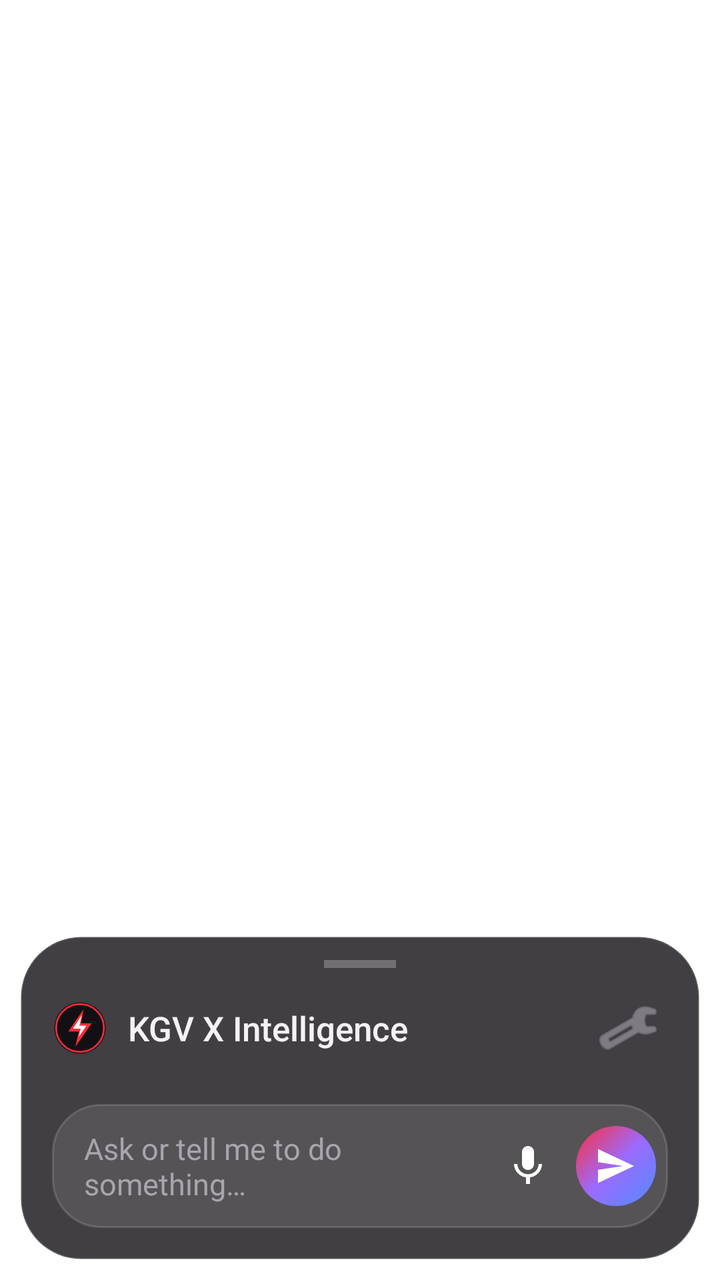
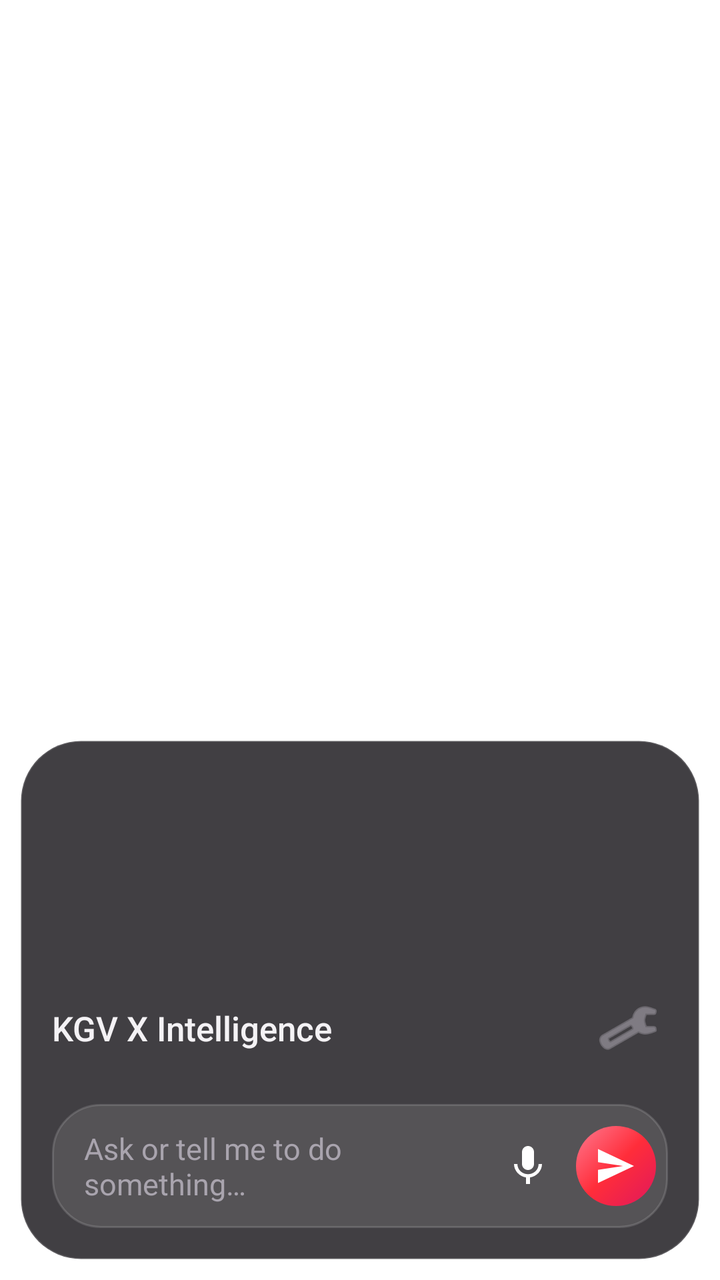

Two renders of the same Android screen: before a commit and after it. Below are the layout's source before the change and the commit's diff.
<!-- AndroidManifest.xml: activity theme Theme.KGV.Assist -->
<!-- res/layout/activity_assist.xml -->
<?xml version="1.0" encoding="utf-8"?>
<FrameLayout xmlns:android="http://schemas.android.com/apk/res/android"
    android:id="@+id/root"
    android:layout_width="match_parent"
    android:layout_height="match_parent"
    android:fitsSystemWindows="true">

    <LinearLayout
        android:id="@+id/sheet"
        android:layout_width="match_parent"
        android:layout_height="wrap_content"
        android:layout_gravity="bottom"
        android:layout_margin="10dp"
        android:background="@drawable/sheet_bg"
        android:elevation="12dp"
        android:clickable="true"
        android:orientation="vertical"
        android:paddingStart="16dp"
        android:paddingTop="12dp"
        android:paddingEnd="16dp"
        android:paddingBottom="16dp">

        <View
            android:layout_width="36dp"
            android:layout_height="4dp"
            android:layout_gravity="center_horizontal"
            android:layout_marginBottom="10dp"
            android:background="#40FFFFFF" />

        <LinearLayout
            android:layout_width="match_parent"
            android:layout_height="wrap_content"
            android:gravity="center_vertical"
            android:orientation="horizontal">

            <ImageView
                android:layout_width="28dp"
                android:layout_height="28dp"
                android:src="@drawable/ic_kgv" />

            <TextView
                android:id="@+id/title"
                android:layout_width="0dp"
                android:layout_height="wrap_content"
                android:layout_marginStart="10dp"
                android:layout_weight="1"
                android:fontFamily="sans-serif-medium"
                android:text="@string/app_name"
                android:textColor="@color/text"
                android:textSize="17sp" />

            <ImageButton
                android:id="@+id/settings"
                android:layout_width="40dp"
                android:layout_height="40dp"
                android:background="?android:attr/selectableItemBackgroundBorderless"
                android:contentDescription="Settings"
                android:src="@android:drawable/ic_menu_preferences"
                android:tint="@color/text_dim" />
        </LinearLayout>

        <ScrollView
            android:id="@+id/scroll"
            android:layout_width="match_parent"
            android:layout_height="wrap_content"
            android:layout_marginTop="8dp"
            android:fadingEdgeLength="24dp"
            android:requiresFadingEdge="vertical">

            <LinearLayout
                android:id="@+id/messages"
                android:layout_width="match_parent"
                android:layout_height="wrap_content"
                android:orientation="vertical" />
        </ScrollView>

        <LinearLayout
            android:layout_width="match_parent"
            android:layout_height="wrap_content"
            android:layout_marginTop="10dp"
            android:background="@drawable/input_bg"
            android:gravity="center_vertical"
            android:orientation="horizontal"
            android:paddingStart="16dp"
            android:paddingEnd="6dp">

            <EditText
                android:id="@+id/input"
                android:layout_width="0dp"
                android:layout_height="wrap_content"
                android:layout_weight="1"
                android:background="@null"
                android:hint="@string/hint"
                android:imeOptions="actionSend"
                android:inputType="textCapSentences|textMultiLine"
                android:maxLines="4"
                android:paddingTop="12dp"
                android:paddingBottom="12dp"
                android:textColor="@color/text"
                android:textColorHint="@color/text_dim"
                android:textSize="15sp" />

            <ImageButton
                android:id="@+id/mic"
                android:layout_width="40dp"
                android:layout_height="40dp"
                android:layout_marginEnd="4dp"
                android:background="?android:attr/selectableItemBackgroundBorderless"
                android:contentDescription="@string/voice"
                android:src="@drawable/ic_mic" />

            <ImageButton
                android:id="@+id/send"
                android:layout_width="40dp"
                android:layout_height="40dp"
                android:layout_marginTop="4dp"
                android:layout_marginBottom="4dp"
                android:background="@drawable/send_bg"
                android:contentDescription="@string/send"
                android:src="@drawable/ic_send" />
        </LinearLayout>
    </LinearLayout>
</FrameLayout>
<!-- resources referenced by this layout -->
<resources>
  <color name="text">#FFF4F2F5</color>
  <color name="text_dim">#FFA9A4AE</color>
  <!-- drawable ic_kgv (drawable) -->
  <?xml version="1.0" encoding="utf-8"?>
  <vector xmlns:android="http://schemas.android.com/apk/res/android"
      android:width="48dp" android:height="48dp"
      android:viewportWidth="48" android:viewportHeight="48">
      <path android:fillColor="#FF121014"
          android:pathData="M24,2a22,22 0,1 1,0 44a22,22 0,1 1,0 -44z" />
      <path android:strokeColor="#FFFF2D3A" android:strokeWidth="1.5"
          android:pathData="M24,3.5a20.5,20.5 0,1 1,0 41a20.5,20.5 0,1 1,0 -41z" />
      <path android:fillColor="#FFFF2D3A"
          android:pathData="M27,8L14,27h9l-3,13l14,-20h-9z" />
      <path android:fillColor="#FFFFFFFF"
          android:pathData="M25.5,13L18,24.5h6.5l-1.5,7l6.5,-9.5h-6z" />
  </vector>
  <!-- drawable ic_mic (drawable) -->
  <?xml version="1.0" encoding="utf-8"?>
  <vector xmlns:android="http://schemas.android.com/apk/res/android"
      android:width="24dp"
      android:height="24dp"
      android:viewportWidth="24"
      android:viewportHeight="24">
      <path
          android:fillColor="#FFFFFFFF"
          android:pathData="M12,14c1.66,0 3,-1.34 3,-3V5c0,-1.66 -1.34,-3 -3,-3S9,3.34 9,5v6C9,12.66 10.34,14 12,14zM17.3,11c0,3 -2.54,5.1 -5.3,5.1S6.7,14 6.7,11H5c0,3.41 2.72,6.23 6,6.72V21h2v-3.28c3.28,-0.48 6,-3.3 6,-6.72H17.3z" />
  </vector>
  <!-- drawable ic_send (drawable) -->
  <?xml version="1.0" encoding="utf-8"?>
  <vector xmlns:android="http://schemas.android.com/apk/res/android"
      android:width="24dp" android:height="24dp"
      android:viewportWidth="24" android:viewportHeight="24">
      <path android:fillColor="#FFFFFFFF"
          android:pathData="M3,20.5l18,-8.5L3,3.5v6.6l12.5,1.9L3,13.9z" />
  </vector>
  <!-- drawable input_bg (drawable) -->
  <?xml version="1.0" encoding="utf-8"?>
  <shape xmlns:android="http://schemas.android.com/apk/res/android">
      <solid android:color="#1AFFFFFF" />
      <stroke android:width="1dp" android:color="#26FFFFFF" />
      <corners android:radius="24dp" />
  </shape>
  <!-- drawable send_bg (drawable) -->
  <?xml version="1.0" encoding="utf-8"?>
  <shape xmlns:android="http://schemas.android.com/apk/res/android" android:shape="oval">
      <gradient
          android:angle="315"
          android:startColor="#FFFF2D3A"
          android:centerColor="#FF9B6BFF"
          android:endColor="#FF4F8BFF" />
  </shape>
  <!-- drawable sheet_bg (drawable) -->
  <?xml version="1.0" encoding="utf-8"?>
  <shape xmlns:android="http://schemas.android.com/apk/res/android">
      <solid android:color="@color/sheet" />
      <stroke android:width="1dp" android:color="#26FFFFFF" />
      <corners android:radius="30dp" />
  </shape>
  <string name="app_name">KGV X Intelligence</string>
  <string name="hint">Ask or tell me to do something…</string>
  <string name="send">Send</string>
  <string name="voice">Voice input</string>
  <style name="Theme.KGV.Assist" parent="@android:style/Theme.DeviceDefault.NoActionBar">
          <item name="android:windowIsTranslucent">true</item>
          <item name="android:windowBackground">@android:color/transparent</item>
          <item name="android:windowNoTitle">true</item>
          <item name="android:windowBlurBehindEnabled">true</item>
          <item name="android:windowBlurBehindRadius">48dp</item>
          <item name="android:backgroundDimEnabled">true</item>
          <item name="android:backgroundDimAmount">0.35</item>
          <item name="android:windowAnimationStyle">@android:style/Animation.InputMethod</item>
          <item name="android:statusBarColor">@android:color/transparent</item>
          <item name="android:navigationBarColor">@android:color/transparent</item>
          <item name="android:colorAccent">@color/kgv_red</item>
      </style>
  <color name="sheet">#CC121014</color>
  <color name="kgv_red">#FFFF2D3A</color>
</resources>

<!-- the commit's change to res/layout/activity_assist.xml (unified diff, before → after) -->
@@ -20,12 +20,12 @@
         android:paddingEnd="16dp"
         android:paddingBottom="16dp">
 
-        <View
-            android:layout_width="36dp"
-            android:layout_height="4dp"
-            android:layout_gravity="center_horizontal"
-            android:layout_marginBottom="10dp"
-            android:background="#40FFFFFF" />
+        
+        <FrameLayout
+            android:id="@+id/orb"
+            android:layout_width="112dp"
+            android:layout_height="112dp"
+            android:layout_gravity="center_horizontal" />
 
         <LinearLayout
             android:layout_width="match_parent"
@@ -33,16 +33,10 @@
             android:gravity="center_vertical"
             android:orientation="horizontal">
 
-            <ImageView
-                android:layout_width="28dp"
-                android:layout_height="28dp"
-                android:src="@drawable/ic_kgv" />
-
             <TextView
                 android:id="@+id/title"
                 android:layout_width="0dp"
                 android:layout_height="wrap_content"
-                android:layout_marginStart="10dp"
                 android:layout_weight="1"
                 android:fontFamily="sans-serif-medium"
                 android:text="@string/app_name"
<!-- resource entries referenced after the edit -->
@@ -2,20 +2,6 @@
 <resources>
   <color name="text">#FFF4F2F5</color>
   <color name="text_dim">#FFA9A4AE</color>
-  <!-- drawable ic_kgv (drawable) -->
-  <?xml version="1.0" encoding="utf-8"?>
-  <vector xmlns:android="http://schemas.android.com/apk/res/android"
-      android:width="48dp" android:height="48dp"
-      android:viewportWidth="48" android:viewportHeight="48">
-      <path android:fillColor="#FF121014"
-          android:pathData="M24,2a22,22 0,1 1,0 44a22,22 0,1 1,0 -44z" />
-      <path android:strokeColor="#FFFF2D3A" android:strokeWidth="1.5"
-          android:pathData="M24,3.5a20.5,20.5 0,1 1,0 41a20.5,20.5 0,1 1,0 -41z" />
-      <path android:fillColor="#FFFF2D3A"
-          android:pathData="M27,8L14,27h9l-3,13l14,-20h-9z" />
-      <path android:fillColor="#FFFFFFFF"
-          android:pathData="M25.5,13L18,24.5h6.5l-1.5,7l6.5,-9.5h-6z" />
-  </vector>
   <!-- drawable ic_mic (drawable) -->
   <?xml version="1.0" encoding="utf-8"?>
   <vector xmlns:android="http://schemas.android.com/apk/res/android"
@@ -47,9 +33,9 @@
   <shape xmlns:android="http://schemas.android.com/apk/res/android" android:shape="oval">
       <gradient
           android:angle="315"
-          android:startColor="#FFFF2D3A"
-          android:centerColor="#FF9B6BFF"
-          android:endColor="#FF4F8BFF" />
+          android:startColor="#FFFF7A90"
+          android:centerColor="#FFFF2D3A"
+          android:endColor="#FFE0185C" />
   </shape>
   <!-- drawable sheet_bg (drawable) -->
   <?xml version="1.0" encoding="utf-8"?>
